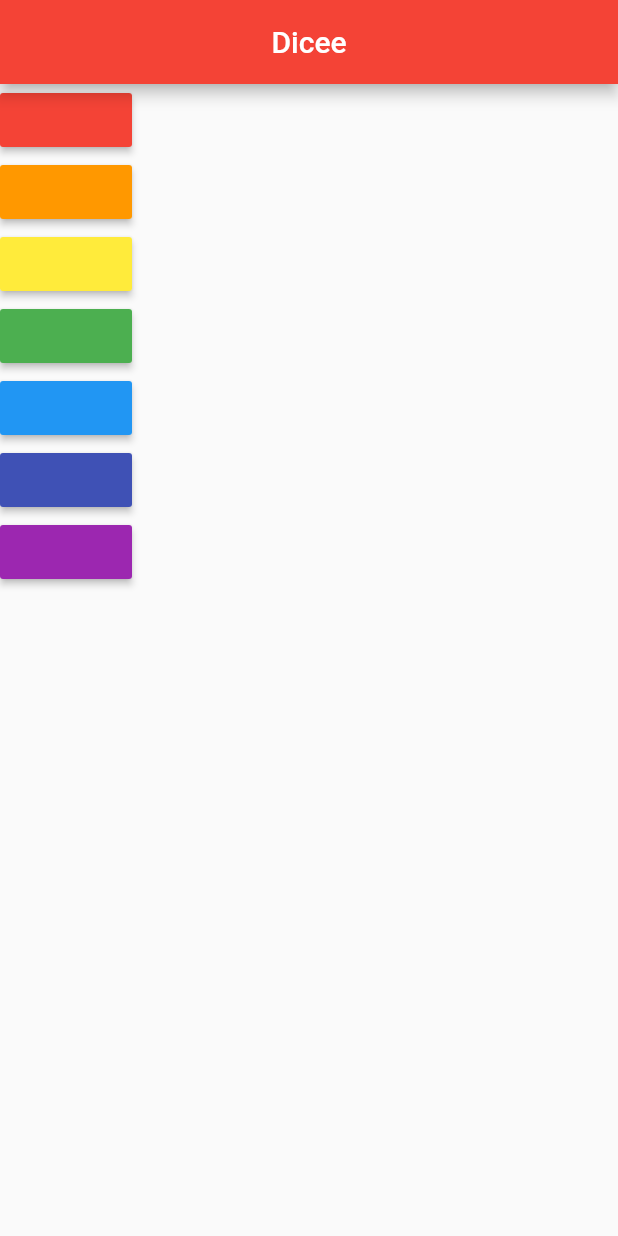
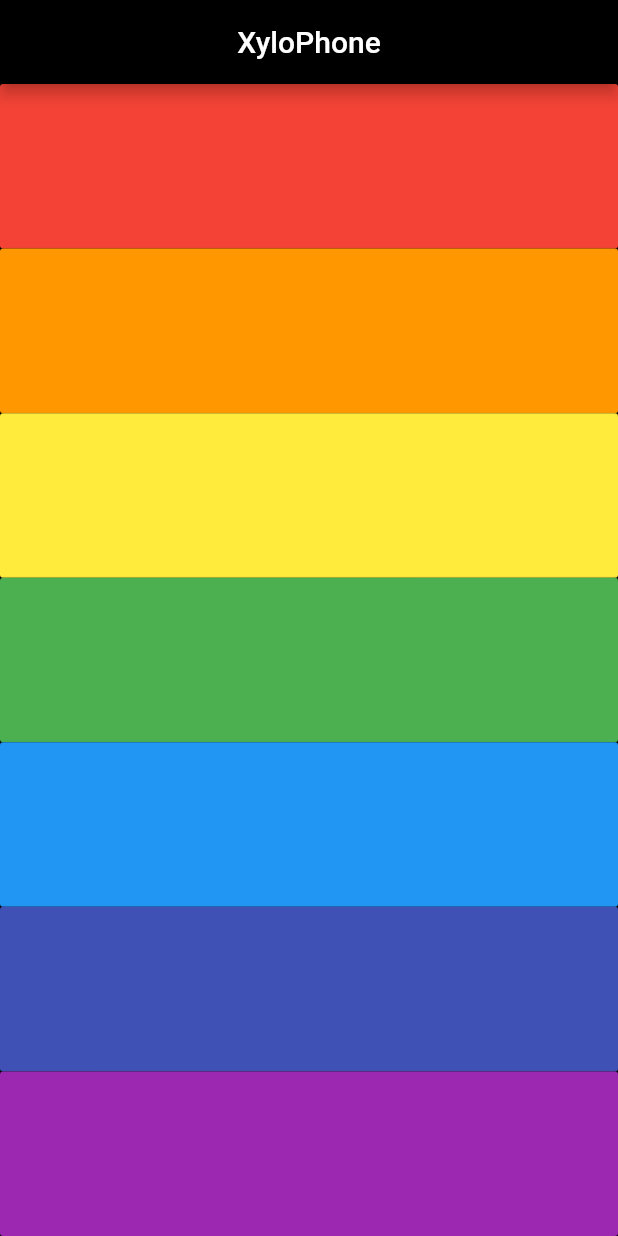
Before and after one commit to SomanathKambar/flutter_sample_1, a Flutter app: the screen it shows after launch, on a phone screen of 412 x 824 dp. Run offline on Flutter 3.47's test engine with Material 2 defaults, Android fonts, the phone set to English and light mode, and no system bars; our stand-ins replace audioplayers.

Commit message:
updating UI

```diff
--- a/lib/Xylophone.dart
+++ b/lib/Xylophone.dart
@@ -6,29 +6,45 @@
   Widget build(BuildContext context) {
     return MaterialApp(home: SafeArea(
       child: Scaffold(
+        backgroundColor: Colors.black,
         body: Column(
+          crossAxisAlignment: CrossAxisAlignment.stretch,
           children: [
-            MaterialButton(color: Colors.red, onPressed: () {
+            Expanded(
+              child: MaterialButton(color: Colors.red, onPressed: () {
                 playAudio(1);
               },),
-            MaterialButton(color: Colors.orange, onPressed: () {
+            ),
+            Expanded(
+              child: MaterialButton(color: Colors.orange, onPressed: () {
                 playAudio(2);
               },),
-            MaterialButton(color: Colors.yellow, onPressed: () {
+            ),
+            Expanded(
+              child: MaterialButton(color: Colors.yellow, onPressed: () {
                 playAudio(3);
               },),
-            MaterialButton(color: Colors.green, onPressed: () {
+            ),
+            Expanded(
+              child: MaterialButton(color: Colors.green, onPressed: () {
                 playAudio(4);
               },),
-            MaterialButton(color: Colors.blue, onPressed: () {
+            ),
+            Expanded(
+              child: MaterialButton(color: Colors.blue, onPressed: () {
                 playAudio(5);
               },),
-            MaterialButton(color: Colors.indigo, onPressed: () {
+            ),
+            Expanded(
+              child: MaterialButton(color: Colors.indigo, onPressed: () {
                 playAudio(6);
               },),
-            MaterialButton(color: Colors.purple, onPressed: () {
+            ),
+            Expanded(
+              child: MaterialButton(color: Colors.purple, onPressed: () {
                 playAudio(7);
               },),
+            ),
           ],
         )
       ,)
--- a/lib/main.dart
+++ b/lib/main.dart
@@ -6,10 +6,10 @@
 
 void main() {
   runApp( MaterialApp(
-    home: Scaffold(backgroundColor: Colors.red,
-      appBar: AppBar(title: Text("Dicee"),
+    home: Scaffold(backgroundColor: Colors.transparent,
+      appBar: AppBar(title: Text("XyloPhone"),
         centerTitle: true,
-        backgroundColor: Colors.red,
+        backgroundColor: Colors.black,
       ),
       body: Xylophone(),
     )
```
Lines whose indentation alone changed are shown as unchanged.
